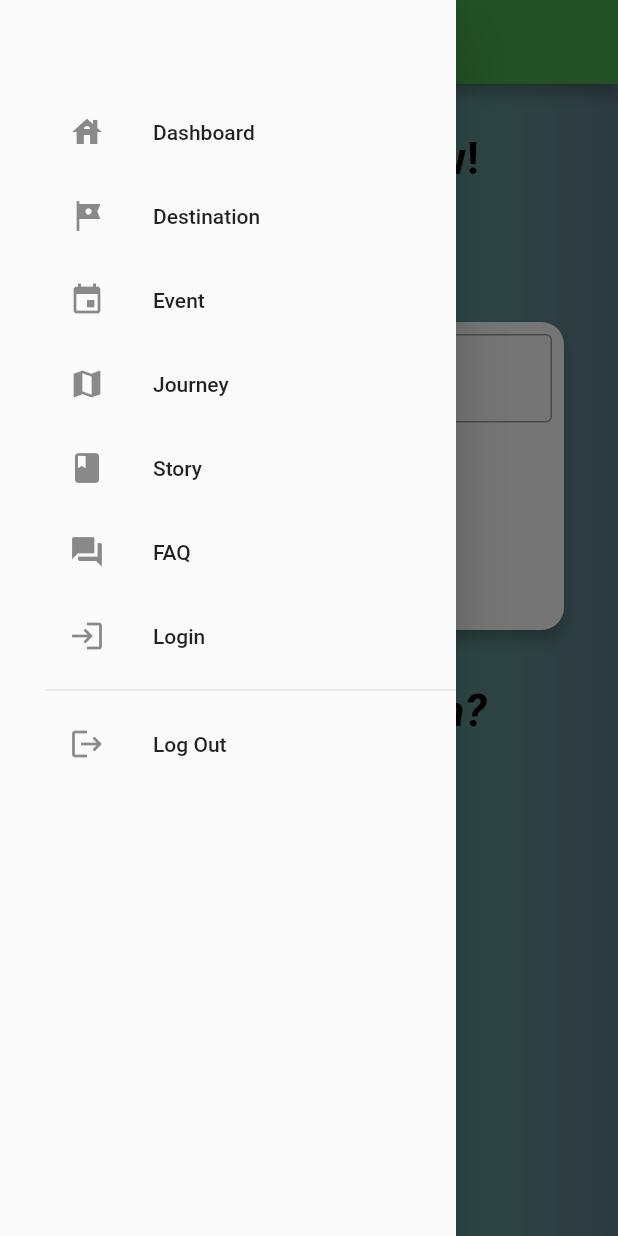
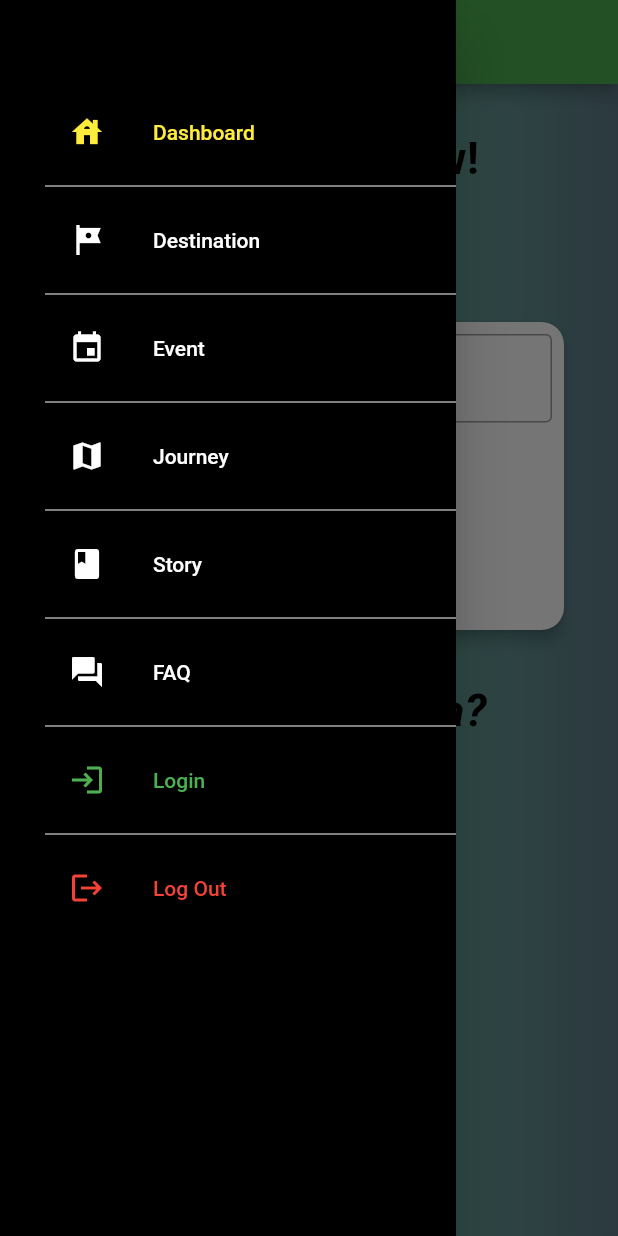
Before and after one commit to eugeniusms/wisata-nusantara-mobile, a Flutter app: the CeritaPerjalanan screen opened directly, with the side drawer open, on a phone screen of 412 x 824 dp. Run offline on Flutter 3.47's test engine with Material 2 defaults, Android fonts, the phone set to English and light mode, and no system bars; missing offline and left inert: pbp_django_auth; network calls fail.

Commit message:
🔧 Change Drawer Color

```diff
--- a/lib/components/Drawer.dart
+++ b/lib/components/Drawer.dart
@@ -14,13 +14,16 @@ import 'package:provider/provider.dart';
 Drawer buildDrawer(BuildContext context) {
   final request = context.watch<CookieRequest>();
   return Drawer(
+      child: Container(
+    color: Colors.black,
     child: ListView(
       padding: const EdgeInsets.only(top: 60.0, left: 30.0),
       // menu navigasi
       children: [
         ListTile(
-          title: const Text('Dashboard'),
-          leading: const Icon(Icons.house),
+          title:
+              const Text('Dashboard', style: TextStyle(color: Colors.yellow)),
+          leading: const Icon(Icons.house, color: Colors.yellow),
           onTap: () {
             // Route menu ke counter
             Navigator.pushReplacement(
@@ -32,9 +35,11 @@ Drawer buildDrawer(BuildContext context) {
             );
           },
         ),
+        Divider(color: Colors.white),
         ListTile(
-          title: const Text('Destination'),
-          leading: const Icon(Icons.tour),
+          title:
+              const Text('Destination', style: TextStyle(color: Colors.white)),
+          leading: const Icon(Icons.tour, color: Colors.white),
           onTap: () {
             // Route menu ke counter
             Navigator.pushReplacement(
@@ -43,9 +48,10 @@ Drawer buildDrawer(BuildContext context) {
             );
           },
         ),
+        Divider(color: Colors.white),
         ListTile(
-          title: const Text('Event'),
-          leading: const Icon(Icons.event),
+          title: const Text('Event', style: TextStyle(color: Colors.white)),
+          leading: const Icon(Icons.event, color: Colors.white),
           onTap: () {
             // Route menu ke counter
             Navigator.pushReplacement(
@@ -54,9 +60,10 @@ Drawer buildDrawer(BuildContext context) {
             );
           },
         ),
+        Divider(color: Colors.white),
         ListTile(
-          title: const Text('Journey'),
-          leading: const Icon(Icons.map),
+          title: const Text('Journey', style: TextStyle(color: Colors.white)),
+          leading: const Icon(Icons.map, color: Colors.white),
           onTap: () {
             // Route menu ke counter
             Navigator.pushReplacement(
@@ -68,9 +75,10 @@ Drawer buildDrawer(BuildContext context) {
             );
           },
         ),
+        Divider(color: Colors.white),
         ListTile(
-          title: const Text('Story'),
-          leading: const Icon(Icons.book),
+          title: const Text('Story', style: TextStyle(color: Colors.white)),
+          leading: const Icon(Icons.book, color: Colors.white),
           onTap: () {
             // Route menu ke counter
             Navigator.pushReplacement(
@@ -82,9 +90,10 @@ Drawer buildDrawer(BuildContext context) {
             );
           },
         ),
+        Divider(color: Colors.white),
         ListTile(
-          title: const Text('FAQ'),
-          leading: const Icon(Icons.question_answer),
+          title: const Text('FAQ', style: TextStyle(color: Colors.white)),
+          leading: const Icon(Icons.question_answer, color: Colors.white),
           onTap: () {
             // Route menu ke counter
             Navigator.pushReplacement(
@@ -96,9 +105,10 @@ Drawer buildDrawer(BuildContext context) {
             );
           },
         ),
+        Divider(color: Colors.white),
         ListTile(
-          title: const Text('Login'),
-          leading: const Icon(Icons.login),
+          title: const Text('Login', style: TextStyle(color: Colors.green)),
+          leading: const Icon(Icons.login, color: Colors.green),
           onTap: () {
             // Route menu ke counter
             Navigator.pushReplacement(
@@ -110,10 +120,10 @@ Drawer buildDrawer(BuildContext context) {
             );
           },
         ),
-        const Divider(),
+        Divider(color: Colors.white),
         ListTile(
-          title: const Text('Log Out'),
-          leading: const Icon(Icons.logout),
+          title: const Text('Log Out', style: TextStyle(color: Colors.red)),
+          leading: const Icon(Icons.logout, color: Colors.red),
           onTap: () async {
             final response = await request.logout(
                 "https://wisata-nusa.up.railway.app/auth-flutter/logout/");
@@ -135,5 +145,5 @@ Drawer buildDrawer(BuildContext context) {
         ),
       ],
     ),
-  );
+  ));
 }
```
